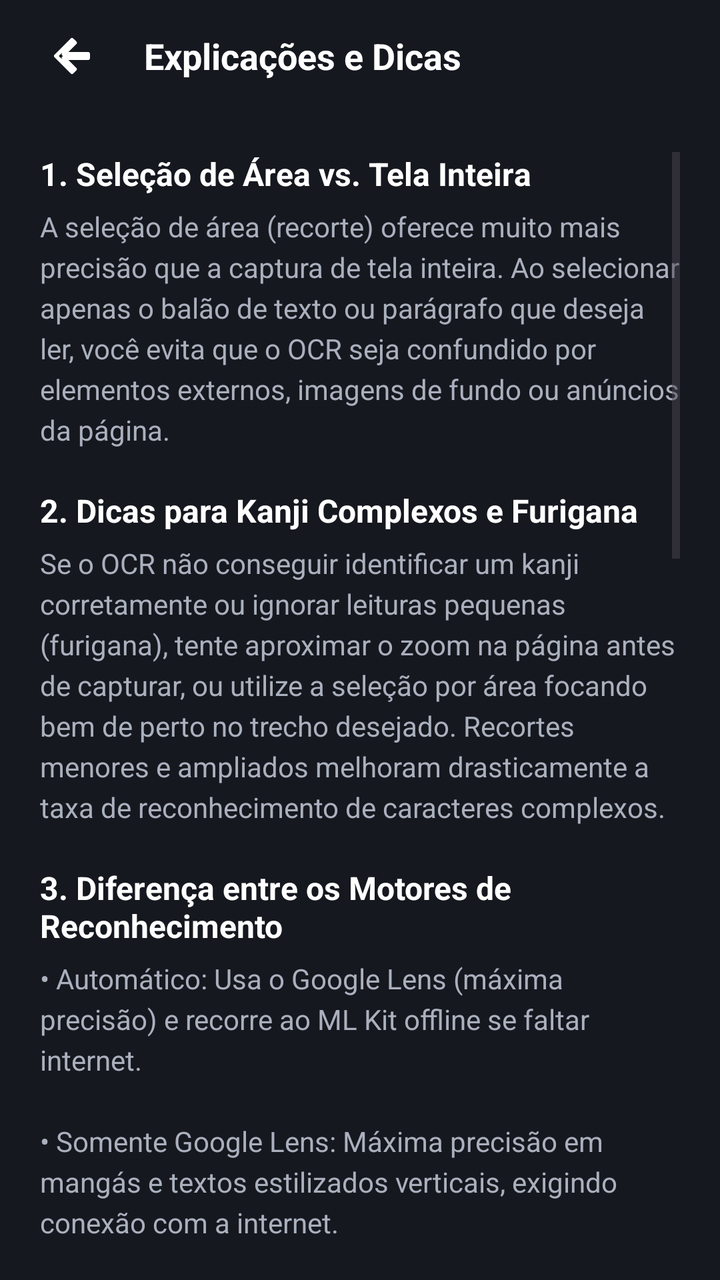
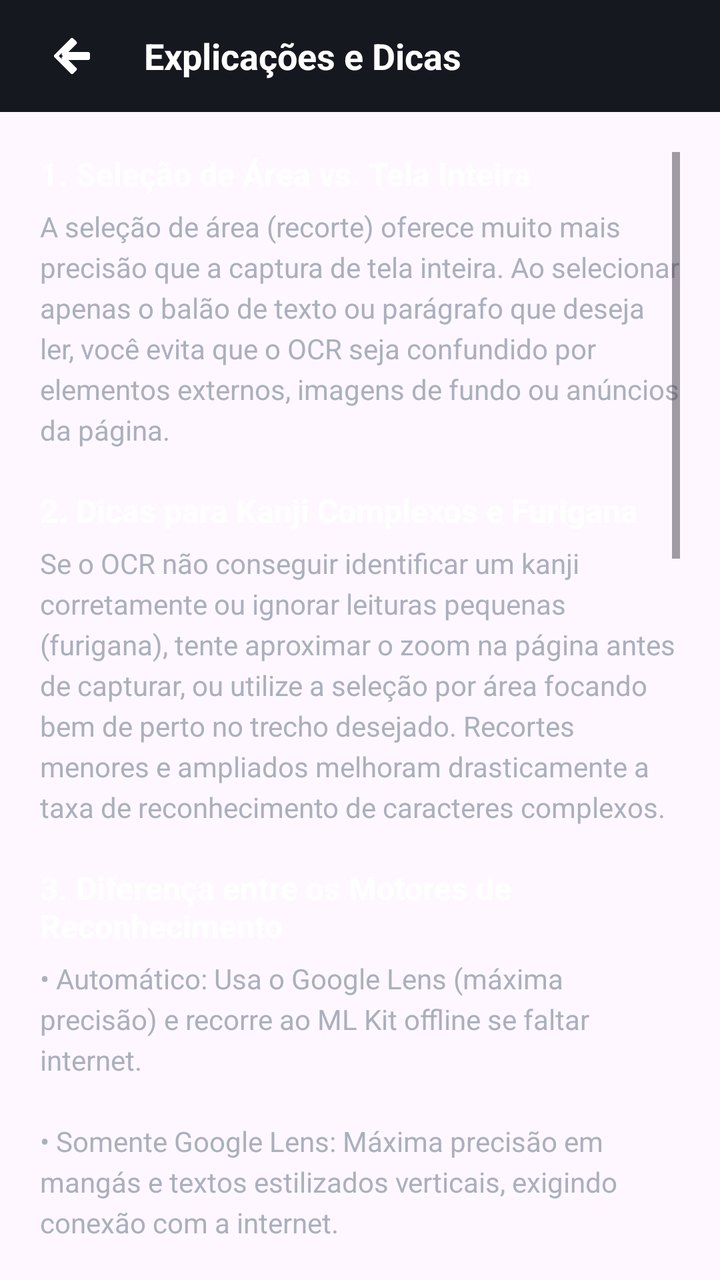

An Android layout rendered at two revisions. The XML below is the earlier revision; the diff shows what the commit changed to produce the second picture.
<!-- AndroidManifest.xml: application theme Theme.YabaiOcr -->
<!-- res/layout/activity_help.xml -->
<?xml version="1.0" encoding="utf-8"?>
<LinearLayout xmlns:android="http://schemas.android.com/apk/res/android"
    android:layout_width="match_parent"
    android:layout_height="match_parent"
    android:background="@color/panel_bg"
    android:orientation="vertical">

    
    <LinearLayout
        android:layout_width="match_parent"
        android:layout_height="56dp"
        android:background="@color/panel_bg"
        android:gravity="center_vertical"
        android:orientation="horizontal"
        android:paddingStart="16dp"
        android:paddingEnd="16dp">

        <ImageButton
            android:id="@+id/btnBack"
            android:layout_width="40dp"
            android:layout_height="40dp"
            android:background="?attr/selectableItemBackgroundBorderless"
            android:contentDescription="@string/permission_cancel"
            android:src="@drawable/ic_arrow_back" />

        <TextView
            android:layout_width="wrap_content"
            android:layout_height="wrap_content"
            android:layout_marginStart="16dp"
            android:text="@string/help_title"
            android:textColor="@color/text_primary"
            android:textSize="18sp"
            android:textStyle="bold" />
    </LinearLayout>

    <ScrollView
        android:layout_width="match_parent"
        android:layout_height="match_parent"
        android:fillViewport="true"
        android:padding="20dp">

        <LinearLayout
            android:layout_width="match_parent"
            android:layout_height="wrap_content"
            android:orientation="vertical">

            
            <TextView
                android:layout_width="match_parent"
                android:layout_height="wrap_content"
                android:text="@string/help_tip_area_title"
                android:textColor="@color/text_primary"
                android:textSize="16sp"
                android:textStyle="bold" />

            <TextView
                android:layout_width="match_parent"
                android:layout_height="wrap_content"
                android:layout_marginTop="6dp"
                android:layout_marginBottom="20dp"
                android:lineSpacingExtra="4dp"
                android:text="@string/help_tip_area_desc"
                android:textColor="@color/text_secondary"
                android:textSize="14sp" />

            
            <TextView
                android:layout_width="match_parent"
                android:layout_height="wrap_content"
                android:text="@string/help_tip_kanji_title"
                android:textColor="@color/text_primary"
                android:textSize="16sp"
                android:textStyle="bold" />

            <TextView
                android:layout_width="match_parent"
                android:layout_height="wrap_content"
                android:layout_marginTop="6dp"
                android:layout_marginBottom="20dp"
                android:lineSpacingExtra="4dp"
                android:text="@string/help_tip_kanji_desc"
                android:textColor="@color/text_secondary"
                android:textSize="14sp" />

            
            <TextView
                android:layout_width="match_parent"
                android:layout_height="wrap_content"
                android:text="@string/help_tip_engines_title"
                android:textColor="@color/text_primary"
                android:textSize="16sp"
                android:textStyle="bold" />

            <TextView
                android:layout_width="match_parent"
                android:layout_height="wrap_content"
                android:layout_marginTop="6dp"
                android:layout_marginBottom="20dp"
                android:lineSpacingExtra="4dp"
                android:text="@string/help_tip_engines_desc"
                android:textColor="@color/text_secondary"
                android:textSize="14sp" />

            
            <TextView
                android:layout_width="match_parent"
                android:layout_height="wrap_content"
                android:text="@string/help_tip_behaviours_title"
                android:textColor="@color/text_primary"
                android:textSize="16sp"
                android:textStyle="bold" />

            <TextView
                android:layout_width="match_parent"
                android:layout_height="wrap_content"
                android:layout_marginTop="6dp"
                android:layout_marginBottom="20dp"
                android:lineSpacingExtra="4dp"
                android:text="@string/help_tip_behaviours_desc"
                android:textColor="@color/text_secondary"
                android:textSize="14sp" />

            
            <TextView
                android:layout_width="match_parent"
                android:layout_height="wrap_content"
                android:text="@string/help_tip_dicts_title"
                android:textColor="@color/text_primary"
                android:textSize="16sp"
                android:textStyle="bold" />

            <TextView
                android:layout_width="match_parent"
                android:layout_height="wrap_content"
                android:layout_marginTop="6dp"
                android:layout_marginBottom="20dp"
                android:lineSpacingExtra="4dp"
                android:text="@string/help_tip_dicts_desc"
                android:textColor="@color/text_secondary"
                android:textSize="14sp" />

            
            <TextView
                android:layout_width="match_parent"
                android:layout_height="wrap_content"
                android:text="@string/help_tip_ai_title"
                android:textColor="@color/text_primary"
                android:textSize="16sp"
                android:textStyle="bold" />

            <TextView
                android:layout_width="match_parent"
                android:layout_height="wrap_content"
                android:layout_marginTop="6dp"
                android:layout_marginBottom="20dp"
                android:lineSpacingExtra="4dp"
                android:text="@string/help_tip_ai_desc"
                android:textColor="@color/text_secondary"
                android:textSize="14sp" />

            
            <TextView
                android:layout_width="match_parent"
                android:layout_height="wrap_content"
                android:text="@string/help_tip_translation_title"
                android:textColor="@color/text_primary"
                android:textSize="16sp"
                android:textStyle="bold" />

            <TextView
                android:layout_width="match_parent"
                android:layout_height="wrap_content"
                android:layout_marginTop="6dp"
                android:layout_marginBottom="20dp"
                android:lineSpacingExtra="4dp"
                android:text="@string/help_tip_translation_desc"
                android:textColor="@color/text_secondary"
                android:textSize="14sp" />

        </LinearLayout>
    </ScrollView>

</LinearLayout>
<!-- resources referenced by this layout -->
<resources>
  <color name="panel_bg">#FF16181F</color>
  <color name="text_primary">#FFFFFFFF</color>
  <color name="text_secondary">#FFAAB0BD</color>
  <string name="help_tip_ai_desc">Permite enviar o texto extraído junto com um prompt personalizado para qualquer aplicativo de IA instalado no seu celular (como Gemini, ChatGPT, etc.) com apenas um toque.</string>
  <string name="help_tip_ai_title">6. Perguntar à IA</string>
  <string name="help_tip_area_desc">A seleção de área (recorte) oferece muito mais precisão que a captura de tela inteira. Ao selecionar apenas o balão de texto ou parágrafo que deseja ler, você evita que o OCR seja confundido por elementos externos, imagens de fundo ou anúncios da página.</string>
  <string name="help_tip_area_title">1. Seleção de Área vs. Tela Inteira</string>
  <string name="help_tip_behaviours_desc">• Cópia automática: Copia o texto reconhecido diretamente para a área de transferência.\n\n• Listar linhas: Mostra o texto dividido linha por linha no painel.\n\n• Escolher trecho: Permite selecionar exatamente qual caixa de texto deseja extrair.\n\n• Prender bolha nas bordas: Mantém a bolha fixa nas laterais da tela.\n\n• Ampliar recortes: Melhora a leitura de letras muito pequenas.\n\n• Imagem capturada: Mostra a imagem ao lado do texto reconhecido.</string>
  <string name="help_tip_behaviours_title">4. Comportamentos do Aplicativo</string>
  <string name="help_tip_dicts_desc">O app suporta dicionários no formato Yomitan/Yomichan (como JMdict, KANJIDIC, etc.). A ordem na lista define a prioridade de busca. Por questões legais, os créditos e licenças de cada dicionário estão sempre disponíveis na tela de gerenciamento de dicionários.</string>
  <string name="help_tip_dicts_title">5. Dicionários e Atribuições Legais</string>
  <string name="help_tip_engines_desc">• Automático: Usa o Google Lens (máxima precisão) e recorre ao ML Kit offline se faltar internet.\n\n• Somente Google Lens: Máxima precisão em mangás e textos estilizados verticais, exigindo conexão com a internet.\n\n• Somente ML Kit: Roda 100% offline no dispositivo. Excelente para textos impressos padrão, mas pode ter menor precisão em fontes estilizadas.</string>
  <string name="help_tip_engines_title">3. Diferença entre os Motores de Reconhecimento</string>
  <string name="help_tip_kanji_desc">Se o OCR não conseguir identificar um kanji corretamente ou ignorar leituras pequenas (furigana), tente aproximar o zoom na página antes de capturar, ou utilize a seleção por área focando bem de perto no trecho desejado. Recortes menores e ampliados melhoram drasticamente a taxa de reconhecimento de caracteres complexos.</string>
  <string name="help_tip_kanji_title">2. Dicas para Kanji Complexos e Furigana</string>
  <string name="help_tip_translation_desc">A tradução offline realizada pelo modelo do dispositivo (ML Kit) é bastante limitada e possui grande chance de conter imprecisões ou erros contextuais, especialmente em japonês. Para maior precisão, recomenda-se consultar os verbetes detalhados no dicionário ou usar a função de Perguntar à IA / consultar outro dicionário especializado.</string>
  <string name="help_tip_translation_title">7. Tradução Offline (Aviso importante)</string>
  <string name="help_title">Explicações e Dicas</string>
  <string name="permission_cancel">Cancelar</string>
  <style name="Theme.YabaiOcr" parent="Theme.Material3.DayNight.NoActionBar">
          <item name="colorPrimary">@color/accent</item>
          <item name="colorOnPrimary">#FFFFFFFF</item>
          <item name="android:statusBarColor">@color/panel_bg</item>
          <item name="android:navigationBarColor">@color/panel_bg</item>
      </style>
  <color name="accent">#FF3D6BF3</color>
  <!-- unchanged entries left out for length: 1 -->
</resources>

<!-- the commit's change to res/layout/activity_help.xml (unified diff, before → after) -->
@@ -1,8 +1,6 @@
-<?xml version="1.0" encoding="utf-8"?>
 <LinearLayout xmlns:android="http://schemas.android.com/apk/res/android"
     android:layout_width="match_parent"
     android:layout_height="match_parent"
-    android:background="@color/panel_bg"
     android:orientation="vertical">
 
     
